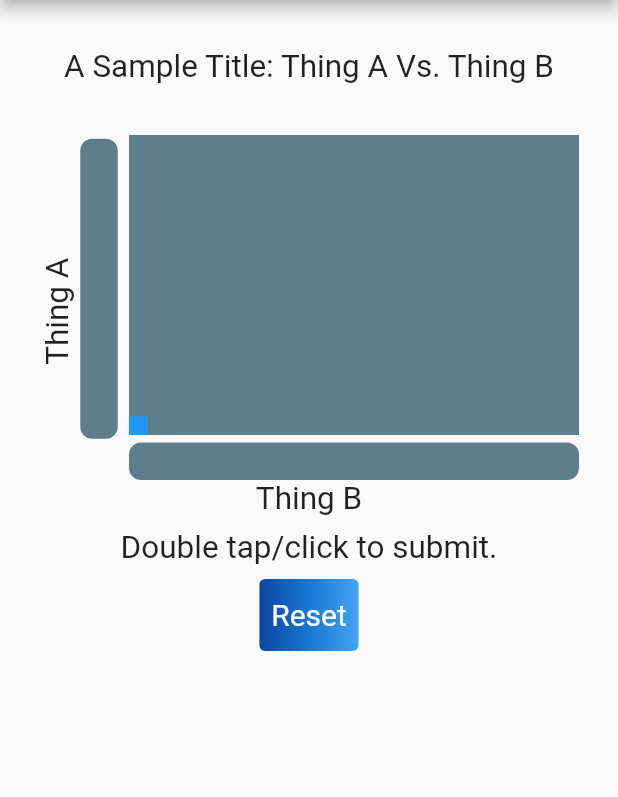
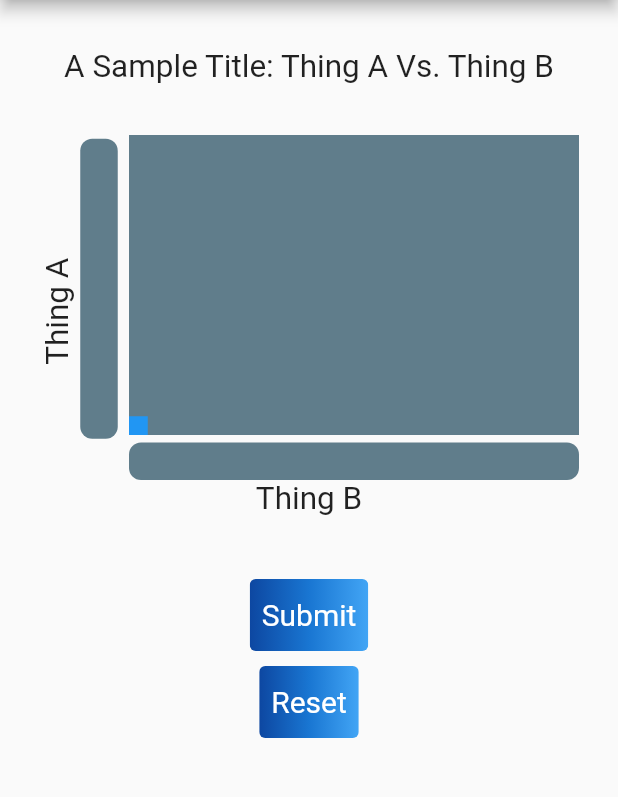
Before and after one commit to RamonVe/sample_component, a Flutter app: the screen it shows after launch, on a phone screen of 412 x 824 dp, the part 84-881 px from its top. Run offline on Flutter 3.47's test engine with Material 2 defaults, Android fonts, the phone set to English and light mode, and no system bars; drawn by our look-alikes of flutter_animation_progress_bar.

Commit message:
-Adds submit button since double tapping is hard at 100% because positioned widget goes out of bounds

```diff
--- a/lib/SampleSurvey/sample_survey.dart
+++ b/lib/SampleSurvey/sample_survey.dart
@@ -252,6 +252,43 @@ class _SampleSurveyState extends State<SampleSurvey> {
                     ),
                     onPressed: () {
                       setState(() {
+                        submit();
+                      });
+                    },
+                    child: const Text('Submit'),
+                  ),
+                ],
+              ),
+            ),
+          ),
+          const Padding(
+            padding: EdgeInsets.only(top: 10.0),
+          ),
+          Center(
+            child: ClipRRect(
+              borderRadius: BorderRadius.circular(4),
+              child: Stack(
+                children: <Widget>[
+                  Positioned.fill(
+                    child: Container(
+                      decoration: const BoxDecoration(
+                        gradient: LinearGradient(
+                          colors: <Color>[
+                            Color(0xFF0D47A1),
+                            Color(0xFF1976D2),
+                            Color(0xFF42A5F5),
+                          ],
+                        ),
+                      ),
+                    ),
+                  ),
+                  TextButton(
+                    style: TextButton.styleFrom(
+                      primary: Colors.white,
+                      textStyle: const TextStyle(fontSize: 20),
+                    ),
+                    onPressed: () {
+                      setState(() {
                         xGrid = 0.0;
                         yGrid = 0.0;
                         xDecimal = 0.0;
@@ -318,10 +355,16 @@ class _SampleSurveyState extends State<SampleSurvey> {
 
   Text results() {
     if (show) {
-      return Text("Thing A: " + yPercent.toInt().toString() + "% " + "Thing B: " + xPercent.toInt().toString() + "% ",
+      return Text(
+          "Thing A: " +
+              currentY(yDecimal).toInt().toString() +
+              "% " +
+              "Thing B: " +
+              currentX(xDecimal).toInt().toString() +
+              "% ",
           textScaleFactor: 1.5);
     } else {
-      return const Text("Double tap/click to submit.", textScaleFactor: 1.5);
+      return const Text("", textScaleFactor: 1.5);
     }
   }
 }
```
